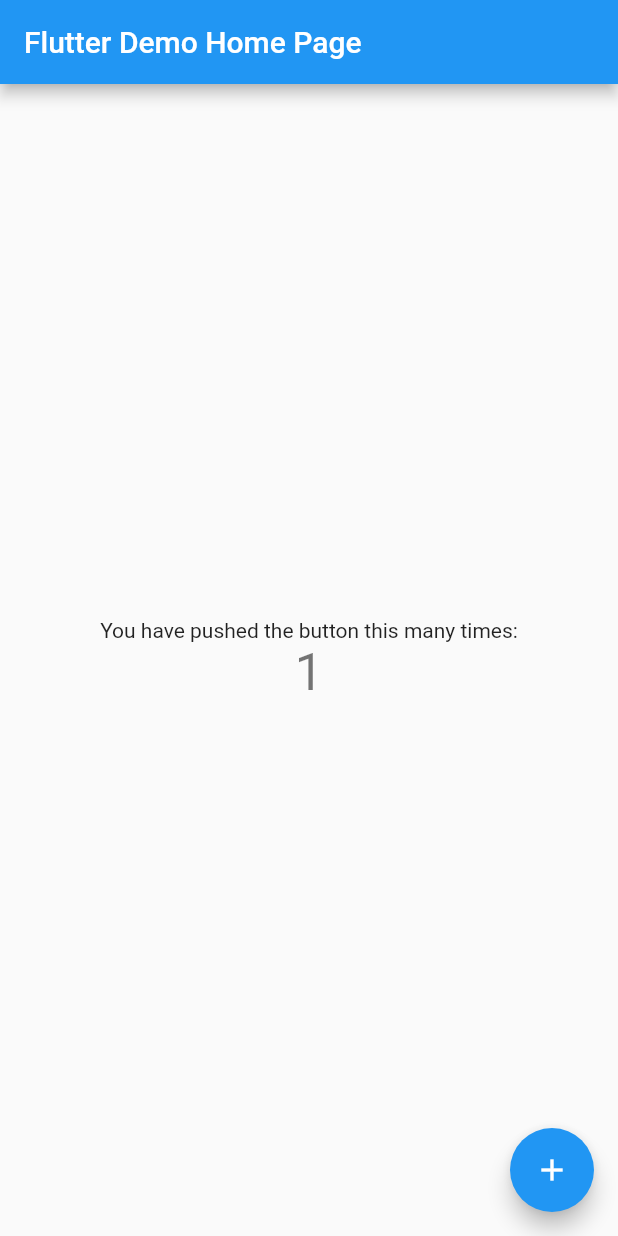
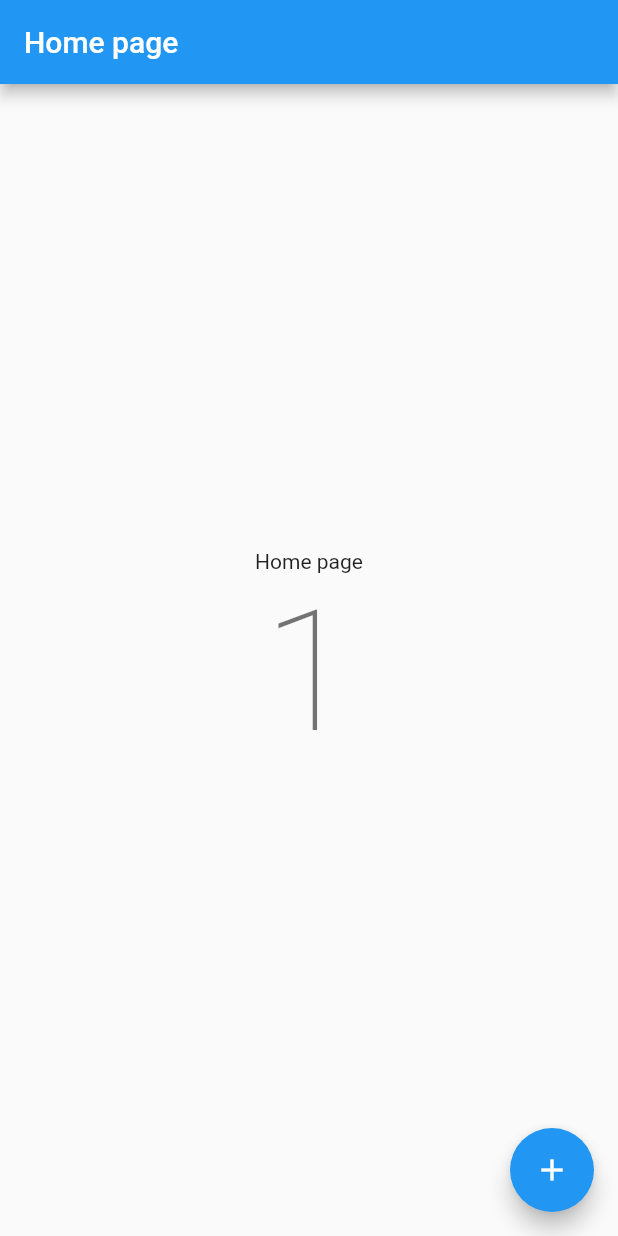
Before and after one commit to Argan12/mvc_application, a Flutter app: the screen it shows after launch, after a tap on the "add" icon, on a phone screen of 412 x 824 dp. Run offline on Flutter 3.47's test engine with Material 2 defaults, Android fonts, the phone set to English and light mode, and no system bars; our stand-ins replace mvc_pattern.

Commit message:
git init

```diff
--- /dev/null
+++ b/mvc_app/lib/controllers/Controller.dart
@@ -0,0 +1,7 @@
+import 'package:mvc_pattern/mvc_pattern.dart';
+import 'package:mvc_app/models/Model.dart';
+
+class Controller extends ControllerMVC {
+  static int get counter => Model.counter;
+  static void incrementCounter() => Model.modelIncrementCounter();
+}
--- a/mvc_app/lib/main.dart
+++ b/mvc_app/lib/main.dart
@@ -1,113 +1,17 @@
 import 'package:flutter/material.dart';
+import 'package:mvc_app/views/homepage.dart';
 
-void main() {
-  runApp(MyApp());
-}
+void main() => runApp(MyApp());
 
 class MyApp extends StatelessWidget {
-  // This widget is the root of your application.
   @override
   Widget build(BuildContext context) {
-    return MaterialApp(
-      title: 'Flutter Demo',
-      theme: ThemeData(
-        // This is the theme of your application.
-        //
-        // Try running your application with "flutter run". You'll see the
-        // application has a blue toolbar. Then, without quitting the app, try
-        // changing the primarySwatch below to Colors.green and then invoke
-        // "hot reload" (press "r" in the console where you ran "flutter run",
-        // or simply save your changes to "hot reload" in a Flutter IDE).
-        // Notice that the counter didn't reset back to zero; the application
-        // is not restarted.
-        primarySwatch: Colors.blue,
+    return new MaterialApp(
+      title: 'MVC Application Example',
+      theme: new ThemeData(
+        primarySwatch: Colors.blue
       ),
-      home: MyHomePage(title: 'Flutter Demo Home Page'),
+      home: new HomePage()
     );
   }
 }
-
-class MyHomePage extends StatefulWidget {
-  MyHomePage({Key key, this.title}) : super(key: key);
-
-  // This widget is the home page of your application. It is stateful, meaning
-  // that it has a State object (defined below) that contains fields that affect
-  // how it looks.
-
-  // This class is the configuration for the state. It holds the values (in this
-  // case the title) provided by the parent (in this case the App widget) and
-  // used by the build method of the State. Fields in a Widget subclass are
-  // always marked "final".
-
-  final String title;
-
-  @override
-  _MyHomePageState createState() => _MyHomePageState();
-}
-
-class _MyHomePageState extends State<MyHomePage> {
-  int _counter = 0;
-
-  void _incrementCounter() {
-    setState(() {
-      // This call to setState tells the Flutter framework that something has
-      // changed in this State, which causes it to rerun the build method below
-      // so that the display can reflect the updated values. If we changed
-      // _counter without calling setState(), then the build method would not be
-      // called again, and so nothing would appear to happen.
-      _counter++;
-    });
-  }
-
-  @override
-  Widget build(BuildContext context) {
-    // This method is rerun every time setState is called, for instance as done
-    // by the _incrementCounter method above.
-    //
-    // The Flutter framework has been optimized to make rerunning build methods
-    // fast, so that you can just rebuild anything that needs updating rather
-    // than having to individually change instances of widgets.
-    return Scaffold(
-      appBar: AppBar(
-        // Here we take the value from the MyHomePage object that was created by
-        // the App.build method, and use it to set our appbar title.
-        title: Text(widget.title),
-      ),
-      body: Center(
-        // Center is a layout widget. It takes a single child and positions it
-        // in the middle of the parent.
-        child: Column(
-          // Column is also a layout widget. It takes a list of children and
-          // arranges them vertically. By default, it sizes itself to fit its
-          // children horizontally, and tries to be as tall as its parent.
-          //
-          // Invoke "debug painting" (press "p" in the console, choose the
-          // "Toggle Debug Paint" action from the Flutter Inspector in Android
-          // Studio, or the "Toggle Debug Paint" command in Visual Studio Code)
-          // to see the wireframe for each widget.
-          //
-          // Column has various properties to control how it sizes itself and
-          // how it positions its children. Here we use mainAxisAlignment to
-          // center the children vertically; the main axis here is the vertical
-          // axis because Columns are vertical (the cross axis would be
-          // horizontal).
-          mainAxisAlignment: MainAxisAlignment.center,
-          children: <Widget>[
-            Text(
-              'You have pushed the button this many times:',
-            ),
-            Text(
-              '$_counter',
-              style: Theme.of(context).textTheme.headline4,
-            ),
-          ],
-        ),
-      ),
-      floatingActionButton: FloatingActionButton(
-        onPressed: _incrementCounter,
-        tooltip: 'Increment',
-        child: Icon(Icons.add),
-      ), // This trailing comma makes auto-formatting nicer for build methods.
-    );
-  }
-}
--- /dev/null
+++ b/mvc_app/lib/models/Model.dart
@@ -0,0 +1,5 @@
+class Model {
+  static int get counter => _counter;
+  static int _counter = 0;
+  static int modelIncrementCounter() => ++_counter;
+}
--- /dev/null
+++ b/mvc_app/lib/views/homepage.dart
@@ -0,0 +1,38 @@
+import 'package:flutter/material.dart';
+import 'package:mvc_app/controllers/Controller.dart';
+
+class HomePage extends StatefulWidget {
+  HomePage({ Key key }) : super(key: key);
+
+  static final String title = 'Home page';
+
+  @override
+  _HomePageState createState() => new _HomePageState();
+}
+
+class _HomePageState extends State<HomePage> {
+  @override
+  Widget build(BuildContext context) {
+    return Scaffold(
+      appBar: AppBar(
+        title: Text(HomePage.title),
+      ),
+      body: Center(
+        child: Column(
+          mainAxisAlignment: MainAxisAlignment.center,
+          children: <Widget>[
+            Text(HomePage.title),
+            Text('${Controller.counter}', style: Theme.of(context).textTheme.headline1)
+          ],
+        ),
+      ),
+      floatingActionButton: FloatingActionButton(
+        onPressed: () {
+          setState(Controller.incrementCounter);
+        },
+        tooltip: 'Increment',
+        child: Icon(Icons.add),
+      ),
+    );
+  }
+}
--- a/mvc_app/pubspec.yaml
+++ b/mvc_app/pubspec.yaml
@@ -28,6 +28,7 @@ dependencies:
   # The following adds the Cupertino Icons font to your application.
   # Use with the CupertinoIcons class for iOS style icons.
   cupertino_icons: ^1.0.1
+  mvc_pattern: ^6.0.0
 
 dev_dependencies:
   flutter_test:
```
Also changed, not shown: mvc_app/pubspec.lock.
